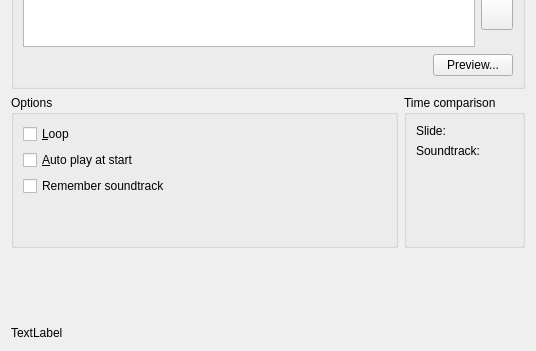
This is core/dplugins/generic/view/presentation/audio/presentation_audiopage.ui in KDE/digikam as Qt 5 draws it before an edit; both pictures show x 0 to 536 and y 287 to 638 of the 536 by 638 pixel window. The edited form follows.
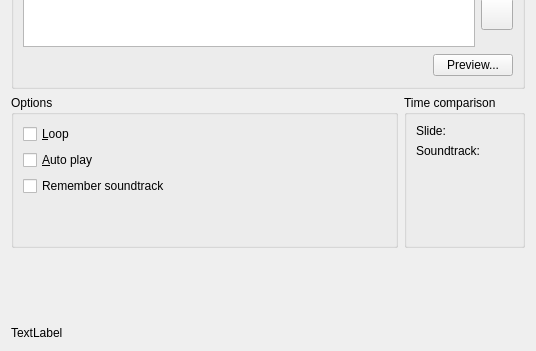
This is the edited form. Custom widgets are drawn as their Qt base class.

```diff
--- a/core/dplugins/generic/view/presentation/audio/presentation_audiopage.ui
+++ b/core/dplugins/generic/view/presentation/audio/presentation_audiopage.ui
@@ -332,7 +332,7 @@
         <item>
          <widget class="QCheckBox" name="m_playCheckBox">
           <property name="text">
-           <string>&amp;Auto play at start</string>
+           <string>&amp;Auto play</string>
           </property>
          </widget>
         </item>
```
